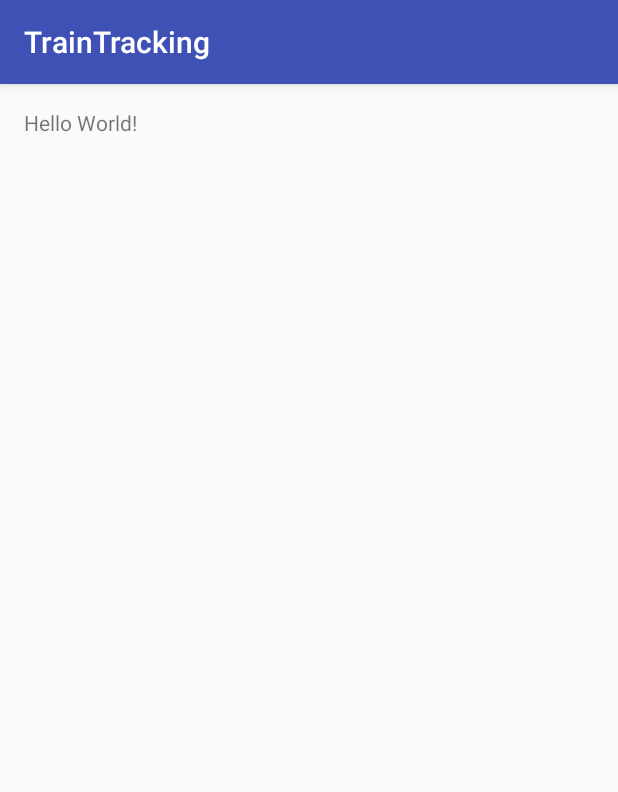
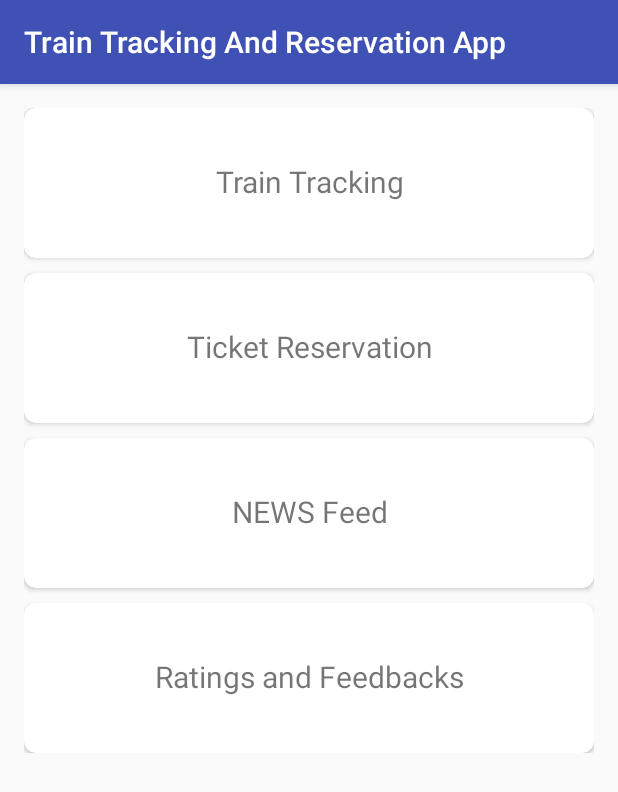
Before and after one commit to shamalka/TrainTrackingSystem, an Android app: the screen it shows after launch (MainActivity), on a phone screen of 412 x 824 dp. Shown: the top 792 px of the screen. Run offline under Robolectric (Android 15) with nearby library versions, the phone set to English and light mode, and no system bars.

Commit message:
Home UI
Homescreen UI using card views.

```diff
--- a/Android App/TrainTracking2/app/build.gradle
+++ b/Android App/TrainTracking2/app/build.gradle
@@ -23,4 +23,5 @@ dependencies {
     compile fileTree(dir: 'libs', include: ['*.jar'])
     testCompile 'junit:junit:4.12'
     compile 'com.android.support:appcompat-v7:26.+'
+    compile 'com.android.support:cardview-v7:26.+'
 }
--- a/Android App/TrainTracking2/app/src/main/res/layout/activity_main.xml
+++ b/Android App/TrainTracking2/app/src/main/res/layout/activity_main.xml
@@ -9,8 +9,92 @@
     android:paddingTop="@dimen/activity_vertical_margin"
     tools:context="com.snov.traintracking.MainActivity">
 
-    <TextView
-        android:layout_width="wrap_content"
+    <LinearLayout
+        android:layout_width="match_parent"
         android:layout_height="wrap_content"
-        android:text="Hello World!" />
+        android:orientation="vertical">
+
+        <android.support.v7.widget.CardView
+            xmlns:card_view="http://schemas.android.com/apk/res-auto"
+            android:id="@+id/TrainTrackingView"
+            android:layout_gravity="center"
+            android:layout_width="match_parent"
+            android:layout_height="100dp"
+            card_view:cardCornerRadius="8dp">
+
+            <TextView
+                android:text="Train Tracking"
+                android:layout_width="match_parent"
+                android:layout_height="match_parent"
+                android:textAlignment="center"
+                android:textSize="20dp"
+                android:layout_marginTop="35dp"/>
+
+        </android.support.v7.widget.CardView>
+
+        <android.support.v7.widget.CardView
+            xmlns:card_view="http://schemas.android.com/apk/res-auto"
+            android:id="@+id/ReservationView"
+            android:layout_gravity="center"
+            android:layout_width="match_parent"
+            android:layout_height="100dp"
+            card_view:cardCornerRadius="8dp"
+            android:layout_marginTop="10dp">
+
+            <TextView
+                android:text="Ticket Reservation"
+                android:layout_width="match_parent"
+                android:layout_height="match_parent"
+                android:textAlignment="center"
+                android:textSize="20dp"
+                android:layout_marginTop="35dp"/>
+
+        </android.support.v7.widget.CardView>
+
+        <android.support.v7.widget.CardView
+            xmlns:card_view="http://schemas.android.com/apk/res-auto"
+            android:id="@+id/NewsFeedView"
+            android:layout_gravity="center"
+            android:layout_width="match_parent"
+            android:layout_height="100dp"
+            card_view:cardCornerRadius="8dp"
+            android:layout_marginTop="10dp">
+
+            <TextView
+                android:text="NEWS Feed"
+                android:layout_width="match_parent"
+                android:layout_height="match_parent"
+                android:textAlignment="center"
+                android:textSize="20dp"
+                android:layout_marginTop="35dp"/>
+
+        </android.support.v7.widget.CardView>
+
+
+        <android.support.v7.widget.CardView
+            xmlns:card_view="http://schemas.android.com/apk/res-auto"
+            android:id="@+id/FeedbackView"
+            android:layout_gravity="center"
+            android:layout_width="match_parent"
+            android:layout_height="100dp"
+            card_view:cardCornerRadius="8dp"
+            android:layout_marginTop="10dp">
+
+            <TextView
+                android:text="Ratings and Feedbacks"
+                android:layout_width="match_parent"
+                android:layout_height="match_parent"
+                android:textAlignment="center"
+                android:textSize="20dp"
+                android:layout_marginTop="35dp"/>
+
+        </android.support.v7.widget.CardView>
+
+
+
+    </LinearLayout>
+
+
+
+
 </RelativeLayout>
--- a/Android App/TrainTracking2/app/src/main/res/values/colors.xml
+++ b/Android App/TrainTracking2/app/src/main/res/values/colors.xml
@@ -3,4 +3,6 @@
     <color name="colorPrimary">#3F51B5</color>
     <color name="colorPrimaryDark">#303F9F</color>
     <color name="colorAccent">#FF4081</color>
+    <color name="CardBackground">#004D40</color>
+
 </resources>
--- a/Android App/TrainTracking2/app/src/main/res/values/strings.xml
+++ b/Android App/TrainTracking2/app/src/main/res/values/strings.xml
@@ -1,3 +1,3 @@
 <resources>
-    <string name="app_name">TrainTracking</string>
+    <string name="app_name">Train Tracking And Reservation App</string>
 </resources>
```
